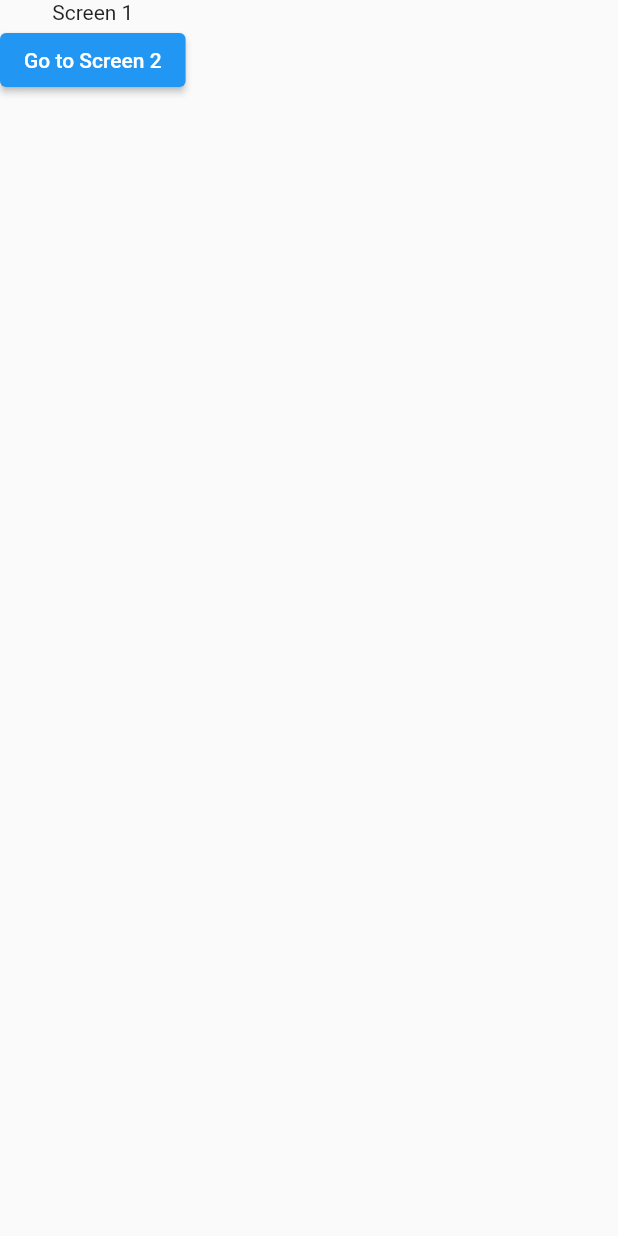
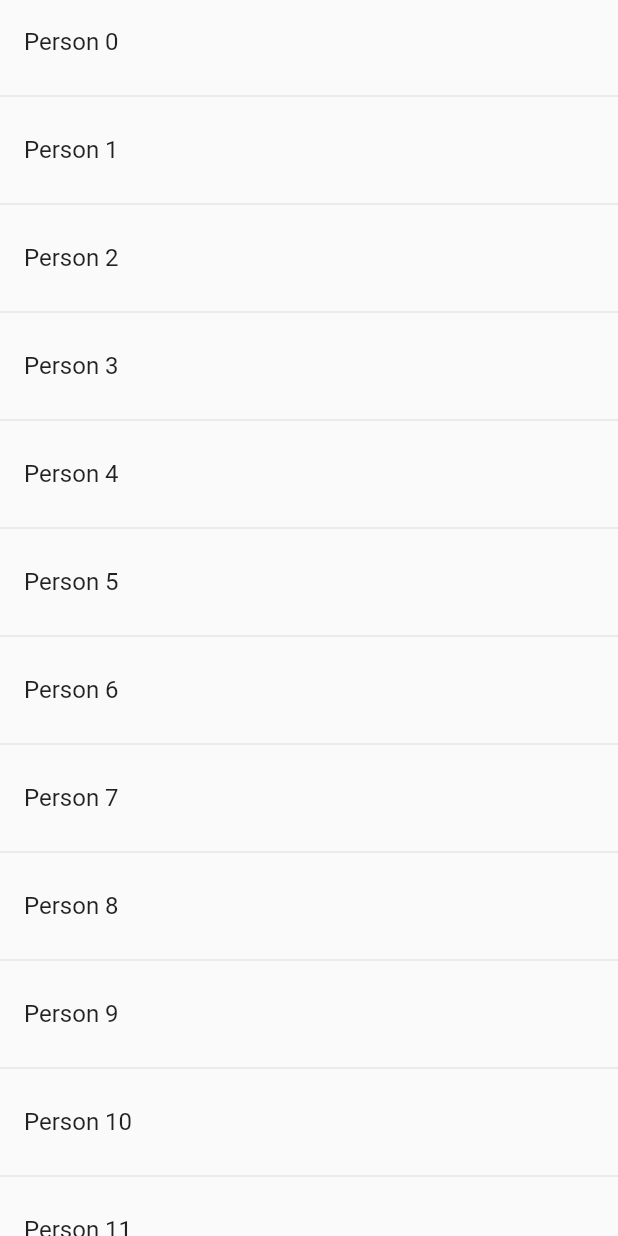
Before and after one commit to aruntr369/sample_Flutter_project, a Flutter app: the screen it shows after launch, on a phone screen of 412 x 824 dp. Run offline on Flutter 3.47's test engine with Material 2 defaults, Android fonts, the phone set to English and light mode, and no system bars.

Commit message:
data pass blw activitys

```diff
--- a/lib/main.dart
+++ b/lib/main.dart
@@ -15,12 +15,12 @@ class MyApp extends StatelessWidget {
     return MaterialApp(
       theme: ThemeData(primarySwatch: Colors.blue),
       home: ScreenOne(),
-      routes: {
-        'screen1':(ctx) => ScreenOne(),
-        "screen_2":(ctx) {
-          return ScreenTwo();
-        }
-      },
+      // routes: {
+      //   'screen1':(ctx) => ScreenOne(),
+      //   "screen_2":(ctx) {
+      //     return ScreenTwo();
+      //   }
+      // },
     );
   }
 }
--- a/lib/screen_1.dart
+++ b/lib/screen_1.dart
@@ -8,19 +8,16 @@ class ScreenOne extends StatelessWidget {
   Widget build(BuildContext context) {
     return Scaffold(
       body: SafeArea(
-        child: Column(
-          children: [
-            Text('Screen 1'),
-            ElevatedButton(
-                onPressed: () {
-                  // Navigator.of(context).push(MaterialPageRoute(builder: (ctx) {
-                  //   return ScreenTwo();
-                  // }));
-
-                  Navigator.of(context).pushNamed('screen_2');
-                },
-                child: Text('Go to Screen 2'))
-          ],
+        child: ListView.separated(
+          itemBuilder: ((context, index) => ListTile(title: Text('Person $index'),
+          onTap: (){
+            Navigator.of(context).push(MaterialPageRoute(builder: (context){
+                  return ScreenTwo(name:'Person $index');
+            }));
+          },)),
+          separatorBuilder: (ctx,index)=> Divider()
+          ,
+          itemCount: 30,
         ),
       ),
     );
```
Also changed, not shown: lib/screen_2.dart (+16 -5 lines).
